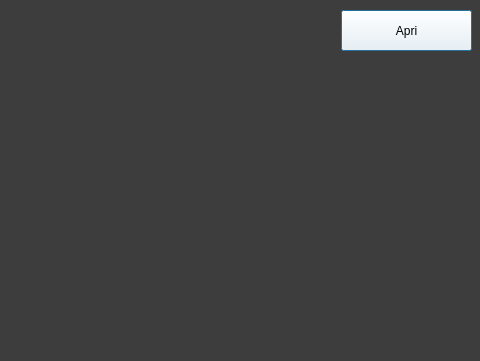
This is listaposteggi.ui in riccardomalpiedi/parcheggio as Qt 5 draws it before an edit; both pictures show x 229 to 709 and y 0 to 361 of the 709 by 361 pixel window. The edited form follows.
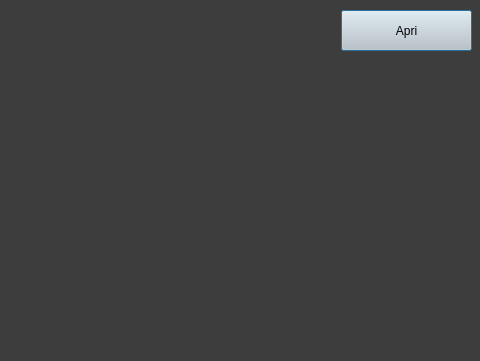
This is the edited form.

```diff
--- a/listaposteggi.ui
+++ b/listaposteggi.ui
@@ -41,7 +41,7 @@
     <cursorShape>PointingHandCursor</cursorShape>
    </property>
    <property name="styleSheet">
-    <string notr="true">background-color: rgb(255, 255, 255);
+    <string notr="true">background-color: rgb(202, 202, 202);
 font: 10pt &quot;MS Shell Dlg 2&quot;;</string>
    </property>
    <property name="text">
```
